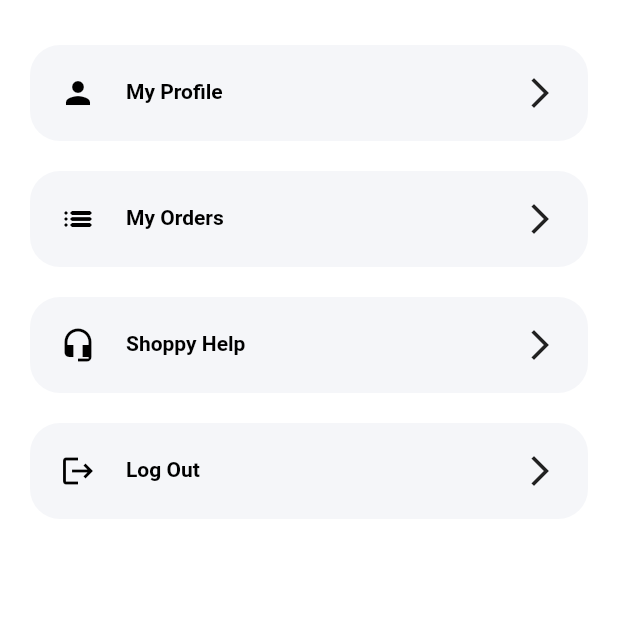
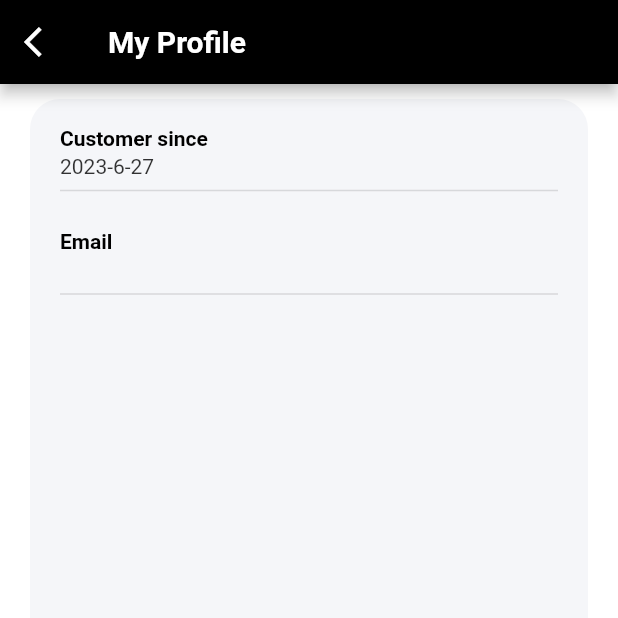
Before and after one commit to HVlad1/ecommerce_flutter, a Flutter app: the ProfileScreen screen opened by its route, after a tap on "My Profile", on a phone screen of 412 x 824 dp, the top half of it. Run offline on Flutter 3.47's test engine with Material 2 defaults, Android fonts, the phone set to English and light mode, and no system bars; our stand-ins replace bloc, carousel_slider, cloud_firestore, email_validator, equatable, firebase_auth and 4 more; accounts and stored records are empty; generated files the repository leaves out were written again; network calls fail; Roboto replaces fonts that are missing (SanFrancisco).

Commit message:
Creates the UI for the profile screen details

```diff
--- a/lib/l10n/app_en.arb
+++ b/lib/l10n/app_en.arb
@@ -278,6 +278,10 @@
     "text3Help" : "I received a defective product, what should I do?",
     "@text3Help": {
         "description": "Text from modal help"
+    },
+    "customerSince" : "Customer since",
+    "@customerSince": {
+        "description": "Text from my profile details, customer sincer"
     }
 
 }
--- a/lib/l10n/app_ro.arb
+++ b/lib/l10n/app_ro.arb
@@ -68,5 +68,6 @@
     "logOut": "Delogheaza-te",
     "text1Help": "Cum pot beneficia de retur gratis",
     "text2Help": "Nu am primit factura, ce fac?",
-    "text3Help": "Am primit un produs defect, ce fac?"
+    "text3Help": "Am primit un produs defect, ce fac?",
+    "customerSince": "Client din"
 }
--- /dev/null
+++ b/lib/screens/profile_screen/profile_details.dart
@@ -0,0 +1,113 @@
+import 'package:ecommerce_flutter/colors.dart';
+import 'package:ecommerce_flutter/themes.dart';
+import 'package:firebase_auth/firebase_auth.dart';
+import 'package:flutter/material.dart';
+import 'package:flutter_gen/gen_l10n/app_localizations.dart';
+
+import '../../spacing.dart';
+
+class ProfileDetails extends StatelessWidget {
+  const ProfileDetails({super.key});
+
+  @override
+  Widget build(BuildContext context) {
+    User? user = FirebaseAuth.instance.currentUser;
+    return Scaffold(
+      backgroundColor: CustomColors.background,
+      appBar: AppBar(
+        title: Text(AppLocalizations.of(context)!.myProfile),
+        leading: IconButton(
+          onPressed: () => Navigator.pop(context),
+          icon: const Icon(Icons.arrow_back_ios),
+        ),
+      ),
+      body: Padding(
+        padding: Spacings.paddingProfileMenuContainer,
+        child: Container(
+          decoration: const BoxDecoration(
+              borderRadius: Spacings.borderProfileMenuContainer,
+              color: CustomColors.backgroundContainerProfileMenu),
+          padding: Spacings.paddingProfileMenuContainerContent,
+          child: Column(
+            children: [
+              CustomerSincer(user: user),
+              const SizedBox(height: Spacings.heightSizedBoxHeader),
+              Email(user: user)
+            ],
+          ),
+        ),
+      ),
+    );
+  }
+}
+
+class CustomerSincer extends StatelessWidget {
+  const CustomerSincer({
+    super.key,
+    required this.user,
+  });
+
+  final User? user;
+
+  @override
+  Widget build(BuildContext context) {
+    return Column(
+      children: [
+        Row(
+          mainAxisAlignment: MainAxisAlignment.start,
+          children: [
+            Text(
+              AppLocalizations.of(context)!.customerSince,
+              style: AppThemeData().appThemeData.textTheme.headlineSmall,
+            ),
+          ],
+        ),
+        const SizedBox(height: Spacings.heightSizedBox5),
+        Row(
+          children: [
+            Text(
+                '${user?.metadata.creationTime?.year}-${user?.metadata.creationTime?.month}-${user?.metadata.creationTime?.day}'),
+          ],
+        ),
+        const Divider(
+          thickness: 1,
+        ),
+      ],
+    );
+  }
+}
+
+class Email extends StatelessWidget {
+  const Email({
+    super.key,
+    required this.user,
+  });
+
+  final User? user;
+
+  @override
+  Widget build(BuildContext context) {
+    return Column(
+      children: [
+        Row(
+          mainAxisAlignment: MainAxisAlignment.start,
+          children: [
+            Text(
+              AppLocalizations.of(context)!.checkoutEmail,
+              style: AppThemeData().appThemeData.textTheme.headlineSmall,
+            ),
+          ],
+        ),
+        const SizedBox(height: Spacings.heightSizedBox5),
+        Row(
+          children: [
+            Text('${user?.email}'),
+          ],
+        ),
+        const Divider(
+          thickness: 1,
+        ),
+      ],
+    );
+  }
+}
--- a/lib/screens/profile_screen/profile_screen.dart
+++ b/lib/screens/profile_screen/profile_screen.dart
@@ -1,5 +1,6 @@
 import 'package:ecommerce_flutter/blocs/wishlist/auth/bloc/auth_bloc.dart';
 import 'package:ecommerce_flutter/colors.dart';
+import 'package:ecommerce_flutter/screens/profile_screen/profile_details.dart';
 import 'package:ecommerce_flutter/screens/profile_screen/profile_menu.dart';
 import 'package:ecommerce_flutter/screens/profile_screen/profile_menu_help.dart';
 import 'package:ecommerce_flutter/screens/profile_screen/profile_order_screen.dart';
@@ -27,7 +28,12 @@ class _ProfileScreenState extends State<ProfileScreen> {
           ProfileMenu(
             title: AppLocalizations.of(context)!.myProfile,
             icon: Icons.person,
-            press: () {},
+            press: () {
+              Navigator.push(
+                  context,
+                  MaterialPageRoute(
+                      builder: (context) => const ProfileDetails()));
+            },
           ),
           ProfileMenu(
             title: AppLocalizations.of(context)!.myOrders,
--- a/lib/spacing.dart
+++ b/lib/spacing.dart
@@ -106,4 +106,5 @@ abstract class Spacings {
   static const paddingExpansionTileHelp = EdgeInsets.all(8.0);
   static BorderRadius borderRadiusModalHelp = BorderRadius.circular(20.0);
   static const paddingContentModal = EdgeInsets.all(14.0);
+  static const heightSizedBox5 = 5.0;
 }
```
